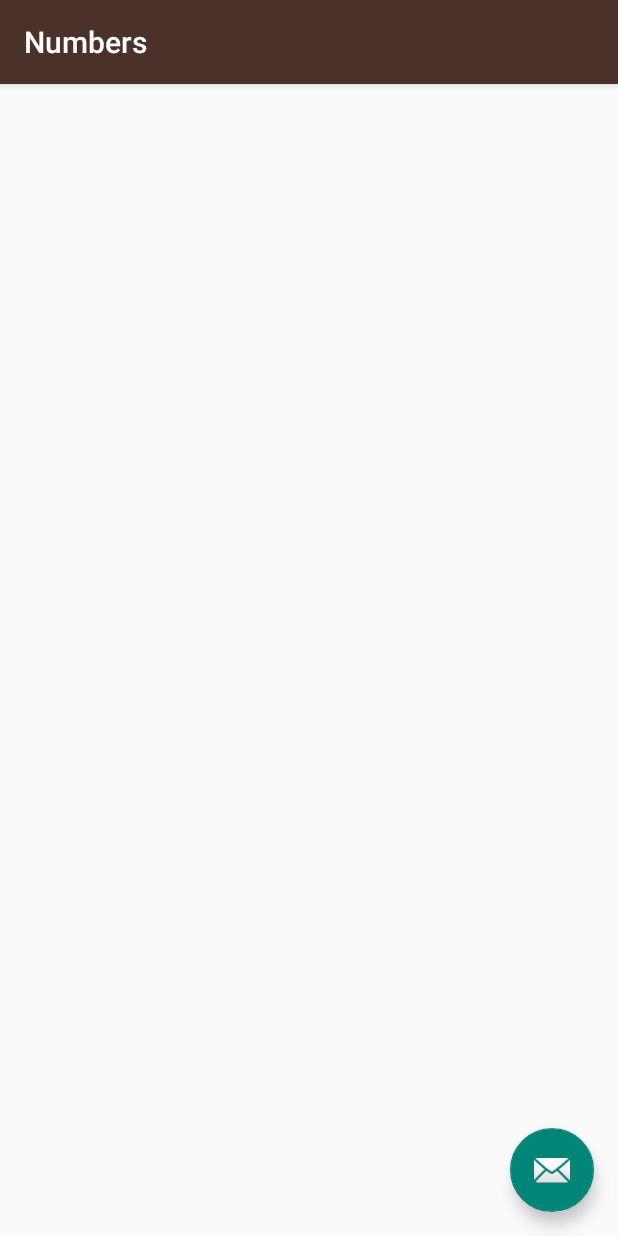
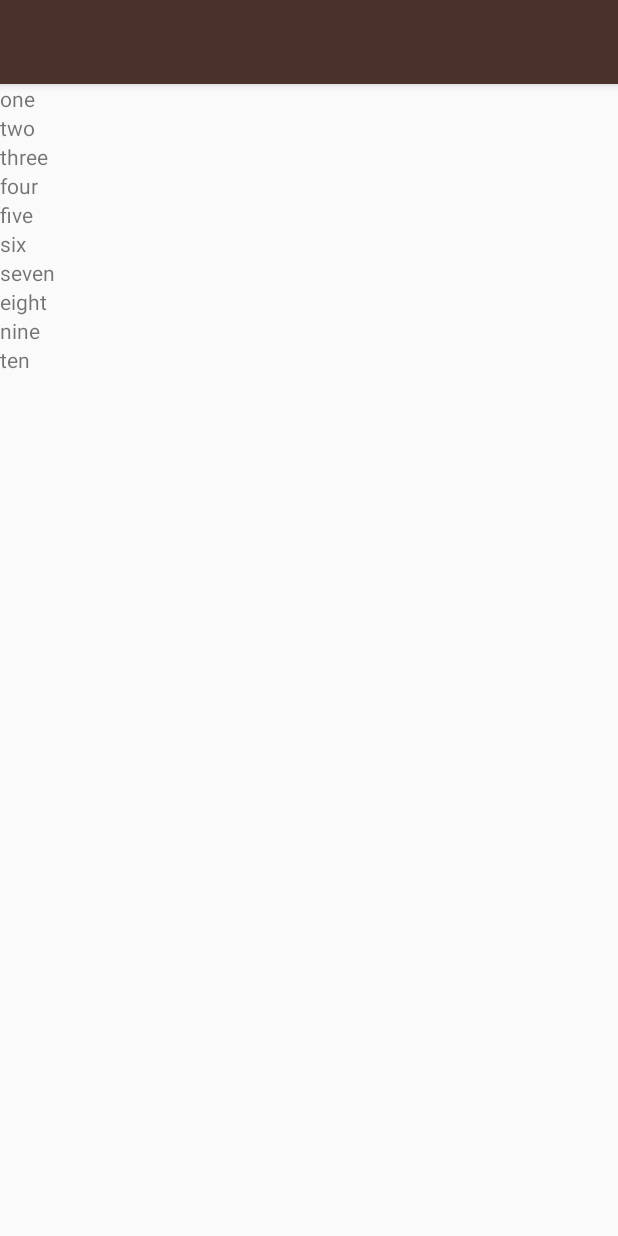
Before and after one commit to sinithwar/Udacity_Language_Application, an Android app: the NumbersActivity screen opened directly, with no data from a screen before it, on a phone screen of 412 x 824 dp. Run offline under Robolectric (Android 15) with nearby library versions, the phone set to English and light mode, and no system bars.

Commit message:
Added while loop for Numbers view

```diff
--- a/app/src/main/java/com/example/android/miwok/MainActivity.java
+++ b/app/src/main/java/com/example/android/miwok/MainActivity.java
@@ -18,8 +18,11 @@ package com.example.android.miwok;
 import android.content.Intent;
 import android.os.Bundle;
 import android.support.v7.app.AppCompatActivity;
+import android.util.Log;
 import android.view.View;
 import android.widget.TextView;
+
+import java.util.ArrayList;
 
 
 public class MainActivity extends AppCompatActivity {
@@ -30,6 +33,7 @@ public class MainActivity extends AppCompatActivity {
 
         // Set the content of the activity to use the activity_main.xml layout file
         setContentView(R.layout.activity_main);
+
 
         // Find the View that shows the numbers category
         final TextView numbers = (TextView) findViewById(R.id.numbers);
--- a/app/src/main/java/com/example/android/miwok/NumbersActivity.java
+++ b/app/src/main/java/com/example/android/miwok/NumbersActivity.java
@@ -1,4 +1,5 @@
 package com.example.android.miwok;
+
 
 import android.os.Bundle;
 import android.support.design.widget.FloatingActionButton;
@@ -6,6 +7,13 @@ import android.support.design.widget.Snackbar;
 import android.support.v7.app.AppCompatActivity;
 import android.support.v7.widget.Toolbar;
 import android.view.View;
+import android.widget.LinearLayout;
+import android.widget.TextView;
+
+
+import java.util.ArrayList;
+
+
 
 public class NumbersActivity extends AppCompatActivity {
 
@@ -13,17 +21,29 @@ public class NumbersActivity extends AppCompatActivity {
     protected void onCreate(Bundle savedInstanceState) {
         super.onCreate(savedInstanceState);
         setContentView(R.layout.activity_numbers);
-        Toolbar toolbar = (Toolbar) findViewById(R.id.toolbar);
-        setSupportActionBar(toolbar);
 
-        FloatingActionButton fab = (FloatingActionButton) findViewById(R.id.fab);
-        fab.setOnClickListener(new View.OnClickListener() {
-            @Override
-            public void onClick(View view) {
-                Snackbar.make(view, "Replace with your own action", Snackbar.LENGTH_LONG)
-                        .setAction("Action", null).show();
-            }
-        });
+
+        ArrayList<String> words = new ArrayList<>();
+        words.add("one");
+        words.add("two");
+        words.add("three");
+        words.add("four");
+        words.add("five");
+        words.add("six");
+        words.add("seven");
+        words.add("eight");
+        words.add("nine");
+        words.add("ten");
+
+        LinearLayout numbersView = (LinearLayout) findViewById(R.id.numbersView);
+
+        int counter = 0;
+        while (counter < words.size()){
+            TextView word = new TextView(this);
+            word.setText(words.get(counter));
+            numbersView.addView(word);
+            counter++;
+        }
     }
 
 }
--- a/app/src/main/res/layout/activity_numbers.xml
+++ b/app/src/main/res/layout/activity_numbers.xml
@@ -1,11 +1,13 @@
 <?xml version="1.0" encoding="utf-8"?>
-<android.support.design.widget.CoordinatorLayout
+<LinearLayout
         xmlns:android="http://schemas.android.com/apk/res/android"
         xmlns:app="http://schemas.android.com/apk/res-auto"
         xmlns:tools="http://schemas.android.com/tools"
         android:layout_width="match_parent"
         android:layout_height="match_parent"
         android:fitsSystemWindows="true"
+        android:orientation="vertical"
+        android:id="@+id/numbersView"
         tools:context="com.example.android.miwok.NumbersActivity">
 
     <android.support.design.widget.AppBarLayout
@@ -22,14 +24,4 @@
 
     </android.support.design.widget.AppBarLayout>
 
-    <include layout="@layout/content_numbers"/>
-
-    <android.support.design.widget.FloatingActionButton
-            android:id="@+id/fab"
-            android:layout_width="wrap_content"
-            android:layout_height="wrap_content"
-            android:layout_gravity="bottom|end"
-            android:layout_margin="@dimen/fab_margin"
-            android:src="@android:drawable/ic_dialog_email"/>
-
-</android.support.design.widget.CoordinatorLayout>
+</LinearLayout>
```
